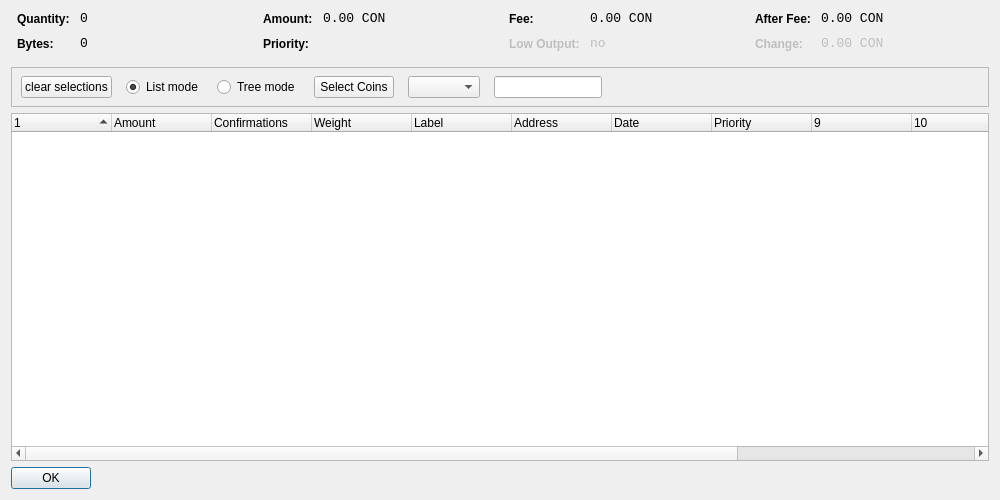
Above: src/qt/forms/coincontroldialog.ui from prodigal-son/DigitalGold before the change. Below: the same form after it.
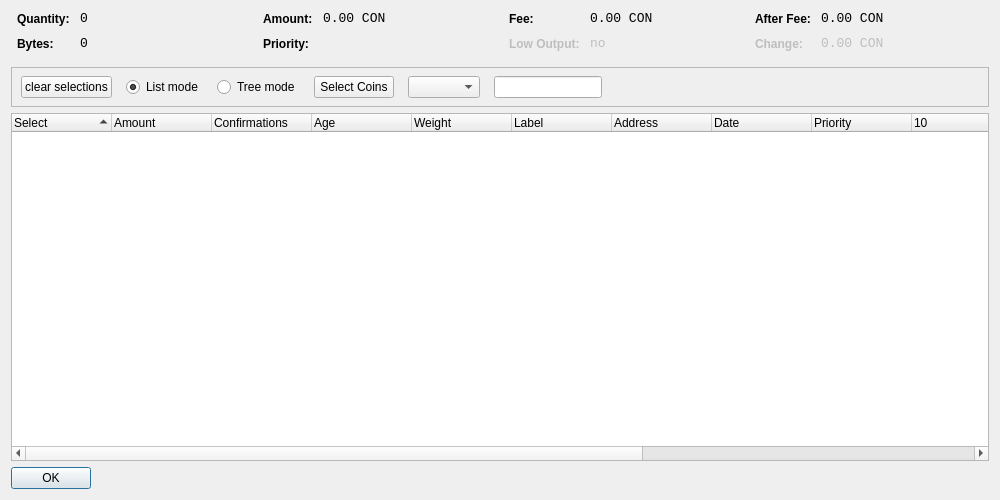
That is the form after the change. Custom widgets are drawn as their Qt base class.

Commit message: Add CC Age column and sorting

The edit to the form file:
```diff
--- a/src/qt/forms/coincontroldialog.ui
+++ b/src/qt/forms/coincontroldialog.ui
@@ -480,7 +480,7 @@
       <bool>false</bool>
      </property>
      <property name="columnCount">
-      <number>13</number>
+      <number>15</number>
      </property>
      <attribute name="headerShowSortIndicator" stdset="0">
       <bool>true</bool>
@@ -490,7 +490,7 @@
      </attribute>
      <column>
       <property name="text">
-       <string/>
+       <string>Select</string> /** checkbox **/
       </property>
      </column>
      <column>
@@ -510,31 +510,38 @@
 
      <column>
       <property name="text">
-       <string>Weight</string>
+       <string>Age</string>  /** age **/
       </property>
      </column>
-     <column>
+	 
+	 <column>
       <property name="text">
-       <string>Label</string>
+       <string>Weight</string>  /** weight **/
       </property>
      </column>
      <column>
       <property name="text">
-       <string>Address</string>
+       <string>Label</string> /** label **/
       </property>
      </column>
-	 
      <column>
       <property name="text">
-       <string>Date</string>
+       <string>Address</string> /** address **/
       </property>
+     </column> 
+     <column>
+      <property name="text">
+       <string>Date</string> /** date **/
+      </property>
      </column>
-	 
-     
-	 
      <column>
       <property name="text">
-       <string>Priority</string>
+       <string>Priority</string> /** priority **/
+      </property>
+     </column>
+	 <column>
+      <property name="text"> /** age int 64 invisible **/
+       <string/>
       </property>
      </column>
      <column>
```
Left out of the diff: 4 changed lines with no effect on the pictures. The commit also changes 2 other files.
